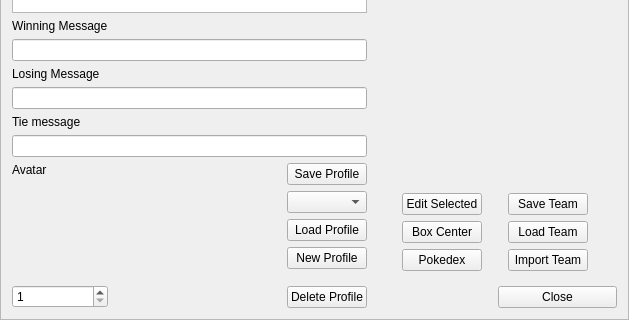
Qt form src/Teambuilder/trainermenu.ui (po-devs/pokemon-online) before a commit; both pictures show x 0 to 629 and y 191 to 511 of the 629 by 511 pixel window.
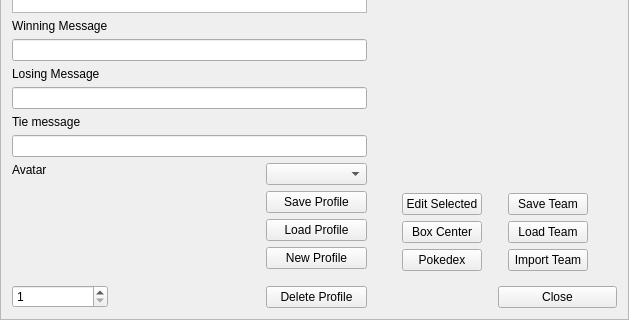
The same form after that commit. Custom widgets are drawn as their Qt base class.

Diff of the .ui file:
```diff
--- a/src/Teambuilder/trainermenu.ui
+++ b/src/Teambuilder/trainermenu.ui
@@ -110,7 +110,7 @@
       <widget class="QLineEdit" name="tieMessage"/>
      </item>
      <item>
-      <layout class="QHBoxLayout" name="horizontalLayout_2">
+      <layout class="QHBoxLayout" name="horizontalLayout_2" stretch="0,3,2">
        <item>
         <layout class="QVBoxLayout" name="verticalLayout_3">
          <item>
@@ -181,6 +181,9 @@
        </item>
        <item>
         <layout class="QVBoxLayout" name="verticalLayout_2">
+         <item>
+          <widget class="QComboBox" name="profileList"/>
+         </item>
          <item>
           <widget class="QPushButton" name="saveProfile">
            <property name="text">
@@ -188,9 +191,6 @@
            </property>
           </widget>
          </item>
-         <item>
-          <widget class="QComboBox" name="profileList"/>
-         </item>
          <item>
           <widget class="QPushButton" name="loadProfile">
            <property name="text">
```
